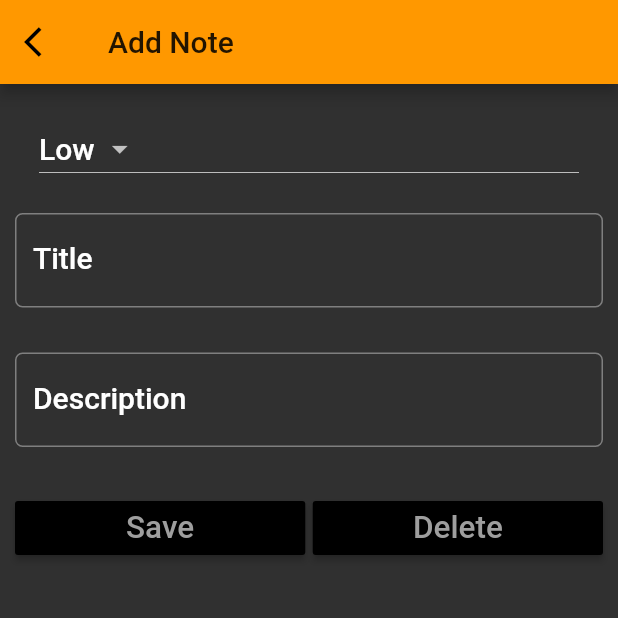
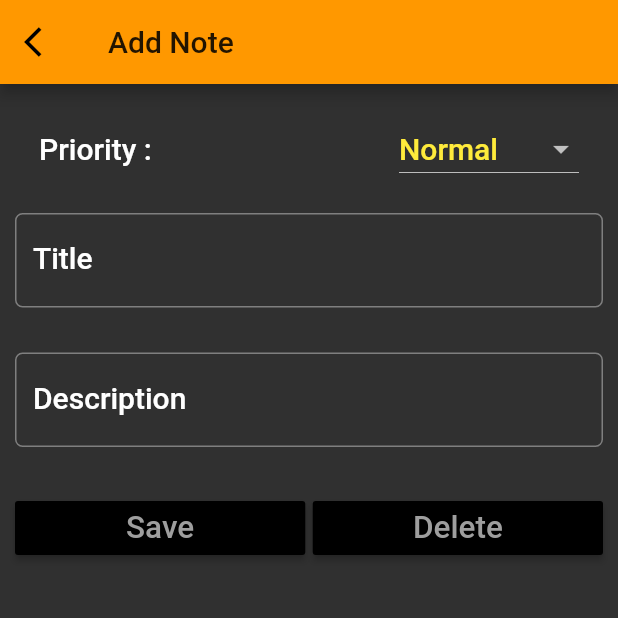
Before and after one commit to Akash98Sky/Sky-Note-Keeper-App, a Flutter app: the screen it shows after launch, after a tap on the "add box" icon, on a phone screen of 412 x 824 dp, the top half of it. Run offline on Flutter 3.47's test engine with Material 2 defaults, Android fonts, the phone set to English and light mode, and no system bars; our stand-ins replace sqflite; accounts and stored records are empty; statements that could not run were skipped.

Commit message:
Note Keeper: Update some views and features * added settings screen * added colours to the drop down list "priorities"

```diff
--- a/lib/models/note.dart
+++ b/lib/models/note.dart
@@ -23,13 +23,13 @@ class Note {
   }
 
   set description(String newDescription) {
-    if(newDescription.length <= 511) {
+    if(newDescription.length <= 255) {
       this._description = newDescription;
     }
   }
 
   set priority(int newPriority) {
-    if(newPriority >= 0 && newPriority <= 1) {
+    if(newPriority >= 0 && newPriority <= 2) {
       this._priority = newPriority;
     }
   }
--- a/lib/screens/note_detail.dart
+++ b/lib/screens/note_detail.dart
@@ -1,4 +1,5 @@
 import 'package:flutter/material.dart';
+import 'package:flutter/painting.dart';
 import 'package:intl/intl.dart';
 import 'package:note_keeper/models/note.dart';
 import 'package:note_keeper/utils/database_helper.dart';
@@ -19,7 +20,8 @@ class NoteDetail extends StatefulWidget {
 class NoteDetailState extends State<NoteDetail> {
   var _formKey = GlobalKey<FormState>();
 
-  var _priorities = ['High', 'Low'];
+  var _priorities = ['High', 'Normal', 'Low'];
+  var _priorityColor = [Colors.red, Colors.yellow, Colors.green];
   int _selectedPriority = 1;
   String appBarTitle;
   Note note;
@@ -63,14 +65,29 @@ class NoteDetailState extends State<NoteDetail> {
             child: ListView(
               children: <Widget>[
                 ListTile(
-                  title: DropdownButton(
+                    title: Row(
+                  children: <Widget>[
+                    Expanded(
+                      child: Text(
+                        "Priority :",
+                        style: textStyle,
+                      ),
+                    ),
+                    Expanded(
+                      child: Container(),
+                    ),
+                    Expanded(
+                      child: DropdownButton(
                         items: _priorities.map((String dropDownStringItem) {
                           return DropdownMenuItem(
                             value: dropDownStringItem,
-                        child: Text(dropDownStringItem),
+                            child: Text(dropDownStringItem,
+                                style: textStyle.apply(
+                                    color: _priorityColor[_priorities
+                                        .indexOf(dropDownStringItem)])),
                           );
                         }).toList(),
-                    style: textStyle,
+                        isExpanded: true,
                         value: _priorities[_selectedPriority],
                         onChanged: (String value) {
                           setState(() {
@@ -79,7 +96,9 @@ class NoteDetailState extends State<NoteDetail> {
                           });
                         },
                       ),
-                ),
+                    )
+                  ],
+                )),
                 Padding(
                   padding: EdgeInsets.only(top: 15, bottom: 15),
                   child: TextFormField(
```
Also changed, not shown: lib/screens/note_list.dart (+30 -20 lines), lib/screens/note_settings.dart (added, +35 -0 lines). Lines whose indentation alone changed are shown as unchanged.
